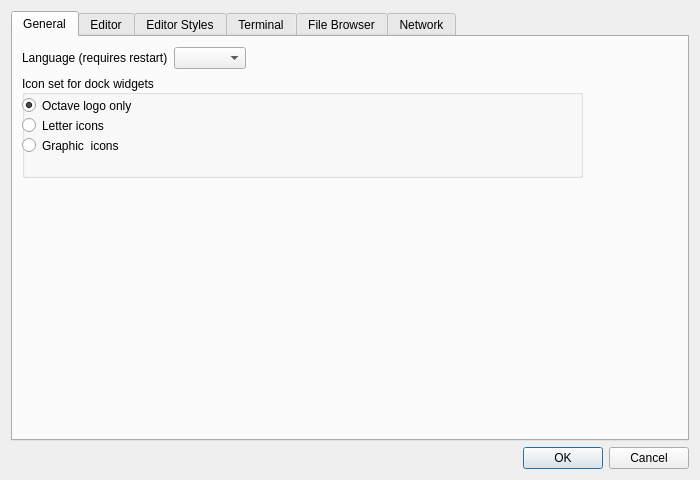
Old version of the form libgui/src/settings-dialog.ui in the repository ctaggart/octave.
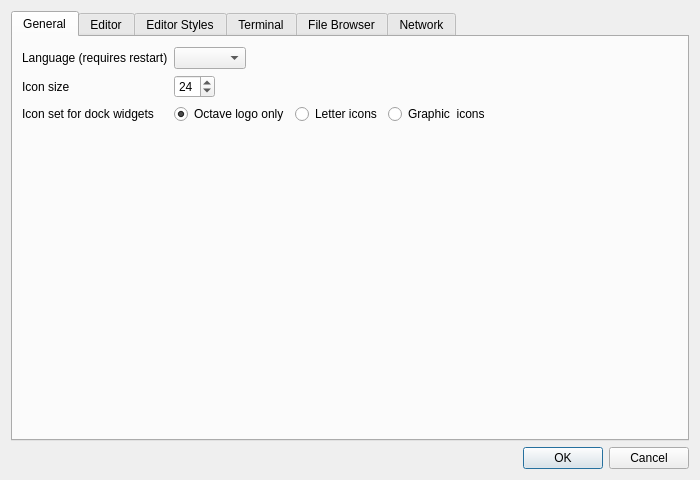
New version of the form.

Commit message:
configurable size of toolbar icons
* settings-dialog.ui: new spin box for icon sizes
* settings-dialog.cc: new setting toolbar_icon_size
* file-editor.cc(notice_settings): read toolbar icon size from settings
* files-dock-widget.cc/h: make toolbar a class variable
  (notice-settings): read toolbar icon size from settings and reduce by 4 pixels
* main-window.cc/h: make toolbar a class variable
  (notice-settings): read toolbar icon size from settings

Patch:
```diff
--- a/libgui/src/settings-dialog.ui
+++ b/libgui/src/settings-dialog.ui
@@ -46,20 +46,69 @@
         <rect>
          <x>9</x>
          <y>10</y>
-         <width>561</width>
-         <height>131</height>
+         <width>651</width>
+         <height>371</height>
         </rect>
        </property>
        <layout class="QVBoxLayout" name="verticalLayout_7">
         <item>
-         <layout class="QHBoxLayout" name="horizontalLayout_6">
-          <item>
+         <layout class="QGridLayout" name="gridLayout">
+          <item row="3" column="0">
+           <widget class="QLabel" name="label_9">
+            <property name="text">
+             <string>Icon set for dock widgets</string>
+            </property>
+           </widget>
+          </item>
+          <item row="1" column="0">
            <widget class="QLabel" name="label_2">
             <property name="text">
              <string>Language (requires restart)</string>
             </property>
            </widget>
           </item>
+          <item row="2" column="0">
+           <widget class="QLabel" name="label_8">
+            <property name="text">
+             <string>Icon size</string>
+            </property>
+           </widget>
+          </item>
+          <item row="2" column="2">
+           <layout class="QHBoxLayout" name="horizontalLayout_6">
+            <item>
+             <widget class="QSpinBox" name="toolbar_icon_size">
+              <property name="minimum">
+               <number>16</number>
+              </property>
+              <property name="maximum">
+               <number>32</number>
+              </property>
+              <property name="singleStep">
+               <number>4</number>
+              </property>
+              <property name="value">
+               <number>24</number>
+              </property>
+             </widget>
+            </item>
+            <item>
+             <spacer name="horizontalSpacer_4">
+              <property name="orientation">
+               <enum>Qt::Horizontal</enum>
+              </property>
+              <property name="sizeHint" stdset="0">
+               <size>
+                <width>40</width>
+                <height>20</height>
+               </size>
+              </property>
+             </spacer>
+            </item>
+           </layout>
+          </item>
+          <item row="1" column="2">
+           <layout class="QHBoxLayout" name="horizontalLayout_8">
           <item>
            <widget class="QComboBox" name="comboBox_language">
             <property name="insertPolicy">
@@ -82,35 +131,10 @@
           </item>
          </layout>
         </item>
+          <item row="3" column="2">
+           <layout class="QHBoxLayout" name="horizontalLayout_9">
         <item>
-         <widget class="QGroupBox" name="groupBox">
-          <property name="sizePolicy">
-           <sizepolicy hsizetype="Expanding" vsizetype="Expanding">
-            <horstretch>0</horstretch>
-            <verstretch>0</verstretch>
-           </sizepolicy>
-          </property>
-          <property name="title">
-           <string>Icon set for dock widgets</string>
-          </property>
-          <property name="alignment">
-           <set>Qt::AlignLeading|Qt::AlignLeft|Qt::AlignVCenter</set>
-          </property>
-          <property name="flat">
-           <bool>false</bool>
-          </property>
-          <property name="checkable">
-           <bool>false</bool>
-          </property>
           <widget class="QRadioButton" name="general_icon_octave">
-           <property name="geometry">
-            <rect>
-             <x>0</x>
-             <y>20</y>
-             <width>151</width>
-             <height>21</height>
-            </rect>
-           </property>
            <property name="text">
             <string>Octave logo only</string>
            </property>
@@ -118,33 +142,50 @@
             <bool>true</bool>
            </property>
           </widget>
+            </item>
+            <item>
           <widget class="QRadioButton" name="general_icon_letter">
-           <property name="geometry">
-            <rect>
-             <x>0</x>
-             <y>40</y>
-             <width>151</width>
-             <height>21</height>
-            </rect>
-           </property>
            <property name="text">
             <string>Letter icons</string>
            </property>
           </widget>
+            </item>
+            <item>
           <widget class="QRadioButton" name="general_icon_graphic">
-           <property name="geometry">
-            <rect>
-             <x>0</x>
-             <y>60</y>
-             <width>151</width>
-             <height>21</height>
-            </rect>
-           </property>
            <property name="text">
             <string>Graphic  icons</string>
            </property>
           </widget>
-         </widget>
+            </item>
+            <item>
+             <spacer name="horizontalSpacer_6">
+              <property name="orientation">
+               <enum>Qt::Horizontal</enum>
+              </property>
+              <property name="sizeHint" stdset="0">
+               <size>
+                <width>40</width>
+                <height>20</height>
+               </size>
+              </property>
+             </spacer>
+            </item>
+           </layout>
+          </item>
+         </layout>
+        </item>
+        <item>
+         <spacer name="verticalSpacer_4">
+          <property name="orientation">
+           <enum>Qt::Vertical</enum>
+          </property>
+          <property name="sizeHint" stdset="0">
+           <size>
+            <width>20</width>
+            <height>40</height>
+           </size>
+          </property>
+         </spacer>
         </item>
        </layout>
       </widget>
```
Lines whose indentation alone changed are shown as unchanged. The commit also changes 6 other files.
